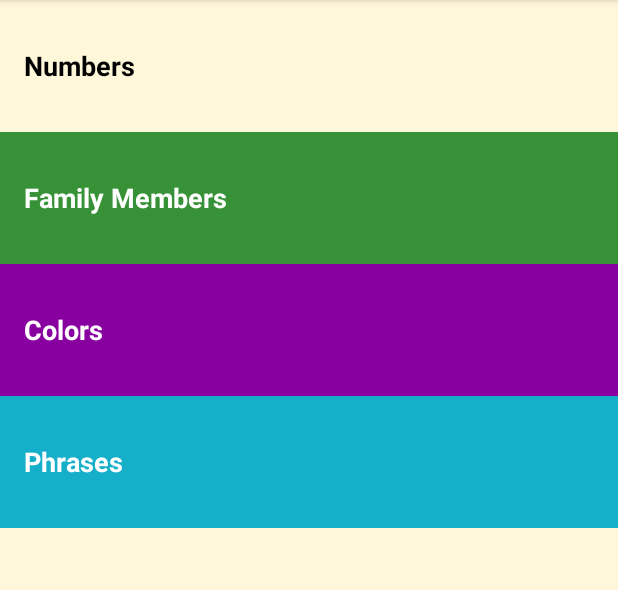
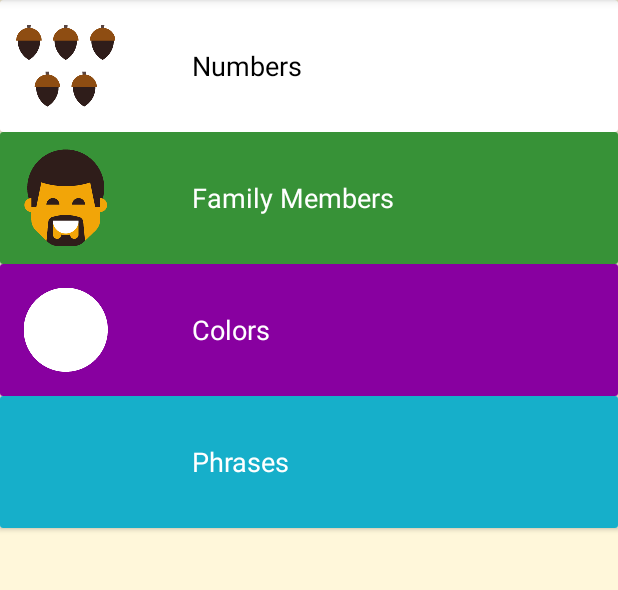
Before and after one commit to ayushijain249/Miwok, an Android app: the screen it shows after launch once a user with an empty profile is signed in (MainActivity), on a phone screen of 412 x 824 dp, the part 84-674 px from its top. Run offline under Robolectric (Android 15) with nearby library versions, the phone set to English and light mode, and no system bars; our stand-ins replace Firebase (no records; nobody signed in at launch, a user with empty details on screens opened directly).

Commit message:
Miwok app with English to Miwok Translation with pronunciation

```diff
--- a/app/build.gradle
+++ b/app/build.gradle
@@ -21,6 +21,8 @@ android {
 
 dependencies {
     compile fileTree(dir: 'libs', include: ['*.jar'])
+    // CardView
+    compile 'com.android.support:cardview-v7:23.3.+'
     compile 'com.android.support:appcompat-v7:23.3.0'
     compile 'com.android.support:support-v4:23.3.0'
     compile 'com.android.support:design:23.3.0'
--- a/app/src/main/AndroidManifest.xml
+++ b/app/src/main/AndroidManifest.xml
@@ -29,11 +29,37 @@
                 <category android:name="android.intent.category.LAUNCHER" />
             </intent-filter>
         </activity>
-        <activity android:name=".NumbersActivity" android:label="Numbers" />
-        <activity android:name=".PhrasesActivity" android:label="Phrases"/>
-        <activity android:name=".FamilyActivity" android:label="Family"/>
-        <activity android:name=".SignInActivity" android:label="Google Sign In"/>
-        <activity android:name=".ColorsActivity" android:label="Colors"></activity>
+        <activity android:name=".NumbersActivity" android:label="Numbers"
+            android:parentActivityName=".MainActivity">
+            <meta-data
+                android:name="android.support.PARENT_ACTIVITY"
+                android:value=".MainActivity"/>
+        </activity>
+        <activity android:name=".PhrasesActivity" android:label="Phrases"
+            android:parentActivityName=".MainActivity">
+            <meta-data
+                android:name="android.support.PARENT_ACTIVITY"
+                android:value=".MainActivity"/>
+
+        </activity>
+        <activity android:name=".FamilyActivity" android:label="Family" android:parentActivityName=".MainActivity">
+            <meta-data
+                android:name="android.support.PARENT_ACTIVITY"
+                android:value=".MainActivity"/>
+
+        </activity>
+        <activity android:name=".SignInActivity" android:label="Google Sign In" android:parentActivityName=".MainActivity">
+            <meta-data
+                android:name="android.support.PARENT_ACTIVITY"
+                android:value=".MainActivity"/>
+
+        </activity>
+        <activity android:name=".ColorsActivity" android:label="Colors" android:parentActivityName=".MainActivity">
+            <meta-data
+                android:name="android.support.PARENT_ACTIVITY"
+                android:value=".MainActivity"/>
+
+        </activity>
     </application>
 
 </manifest>
--- a/app/src/main/java/com/example/android/miwok/FamilyActivity.java
+++ b/app/src/main/java/com/example/android/miwok/FamilyActivity.java
@@ -18,7 +18,6 @@ public class FamilyActivity extends AppCompatActivity {
     MediaPlayer.OnCompletionListener mediaCompletion =new MediaPlayer.OnCompletionListener() {
         @Override
         public void onCompletion(MediaPlayer mp) {
-            Toast.makeText(FamilyActivity.this,"I'm done",Toast.LENGTH_SHORT).show();
             ReleaseMedia();
         }
     };
--- a/app/src/main/java/com/example/android/miwok/MainActivity.java
+++ b/app/src/main/java/com/example/android/miwok/MainActivity.java
@@ -89,12 +89,11 @@ public class MainActivity extends AppCompatActivity implements GoogleApiClient.O
                 .build();
 
         // Initialize ProgressBar and RecyclerView.
-        mProgressBar = (ProgressBar) findViewById(R.id.progressBar);
+
         mLinearLayoutManager = new LinearLayoutManager(this);
         mLinearLayoutManager.setStackFromEnd(true);
 
 
-        mProgressBar.setVisibility(ProgressBar.INVISIBLE);
         TextView number = (TextView)findViewById(R.id.numbers);
         number.setOnClickListener(new View.OnClickListener() {
             @Override
--- a/app/src/main/res/layout/activity_main.xml
+++ b/app/src/main/res/layout/activity_main.xml
@@ -22,36 +22,106 @@
     android:orientation="vertical"
     tools:context="com.example.android.miwok.MainActivity">
 
+    <android.support.v7.widget.CardView
+        style="@style/CategoryStyle">
+        <LinearLayout
+            android:layout_width="match_parent"
+            android:layout_height="match_parent"
+            android:orientation="horizontal">
+            <ImageView
+                android:layout_width="wrap_content"
+                android:layout_height="wrap_content"
+                android:src="@drawable/number_five"/>
             <TextView
                 android:id="@+id/numbers"
-        style="@style/CategoryStyle"
+                android:layout_width="match_parent"
+                android:layout_height="match_parent"
+                android:paddingLeft="40dp"
+                android:textSize="@dimen/detailtext"
                 android:textColor="@android:color/black"
                 android:background="?android:attr/selectableItemBackground"
-        android:text="@string/category_numbers" />
+                android:gravity="center_vertical"
+                android:text="@string/category_numbers"
+                />
+        </LinearLayout>
 
+    </android.support.v7.widget.CardView>
+    <android.support.v7.widget.CardView
+        style="@style/CategoryStyle">
+        <LinearLayout
+            android:layout_width="match_parent"
+            android:layout_height="match_parent"
+            android:background="@color/category_family"
+            android:orientation="horizontal">
+            <ImageView
+                android:layout_width="wrap_content"
+                android:layout_height="wrap_content"
+                android:src="@drawable/family_father"/>
             <TextView
                 android:id="@+id/family"
-        style="@style/CategoryStyle"
-        android:background="@color/category_family"
+                android:layout_width="match_parent"
+                android:layout_height="match_parent"
+                android:textSize="@dimen/detailtext"
+                android:textColor="@android:color/white"
+                android:paddingLeft="40dp"
+                android:gravity="center_vertical"
                 android:text="@string/category_family" />
+        </LinearLayout>
 
+    </android.support.v7.widget.CardView>
+<android.support.v7.widget.CardView
+    style="@style/CategoryStyle">
+    <LinearLayout
+        android:layout_width="match_parent"
+        android:layout_height="match_parent"
+        android:background="@color/category_colors"
+        android:orientation="horizontal">
+        <ImageView
+            android:layout_width="wrap_content"
+            android:layout_height="wrap_content"
+            android:src="@drawable/color_white"/>
         <TextView
             android:id="@+id/colors"
-        style="@style/CategoryStyle"
-        android:background="@color/category_colors"
+            android:layout_width="match_parent"
+            android:layout_height="match_parent"
+            android:textSize="@dimen/detailtext"
+            android:textColor="@android:color/white"
+            android:paddingLeft="40dp"
+            android:gravity="center_vertical"
             android:text="@string/category_colors" />
+    </LinearLayout>
 
+</android.support.v7.widget.CardView>
+<android.support.v7.widget.CardView
+    style="@style/CategoryStyle">
+    <LinearLayout
+        android:layout_width="match_parent"
+        android:layout_height="match_parent"
+        android:background="@color/category_phrases"
+        android:orientation="horizontal">
+        <ImageView
+            android:layout_width="wrap_content"
+            android:layout_height="wrap_content"
+            android:src="@drawable/number_five"
+            android:visibility="invisible"/>
         <TextView
             android:id="@+id/phrases"
-        style="@style/CategoryStyle"
-        android:background="@color/category_phrases"
+            android:layout_width="match_parent"
+            android:layout_height="match_parent"
+            android:textSize="@dimen/detailtext"
+            android:textColor="@android:color/white"
+            android:paddingLeft="40dp"
+            android:gravity="center_vertical"
             android:text="@string/category_phrases" />
-    <ProgressBar
-        android:id="@+id/progressBar"
-        style="?android:attr/progressBarStyleLarge"
-        android:layout_width="wrap_content"
-        android:layout_height="wrap_content"
-        android:layout_centerHorizontal="true"
-        android:layout_centerVertical="true"/>
+    </LinearLayout>
+
+</android.support.v7.widget.CardView>
+
+
+
+
+
+
+
 
 </LinearLayout>
```
Lines whose indentation alone changed are shown as unchanged.
